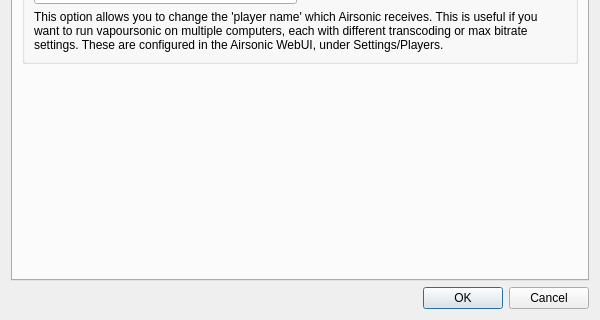
This is src/main/resources/base/settings.ui in ripdog/vapoursonic as Qt 5 draws it before an edit; both pictures show x 0 to 600 and y 180 to 500 of the 600 by 500 pixel window. The edited form follows.
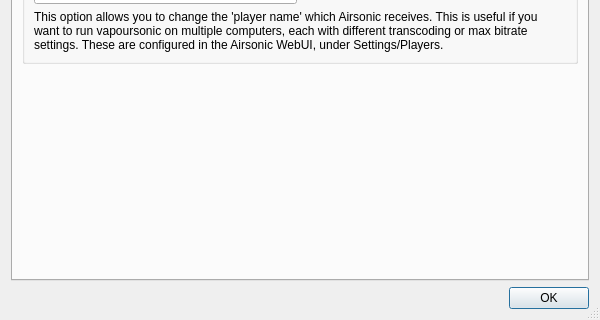
This is the edited form. The open tabs and pages were chosen to show the change.

Commit message: Hook up the settings panel. Begin work on a simple toast popup for messages of moderate priority. Like the android toast popups.

The edit to the form file:
```diff
--- a/src/main/resources/base/settings.ui
+++ b/src/main/resources/base/settings.ui
@@ -11,7 +11,10 @@
    </rect>
   </property>
   <property name="windowTitle">
-   <string>Dialog</string>
+   <string>Settings</string>
+  </property>
+  <property name="sizeGripEnabled">
+   <bool>true</bool>
   </property>
   <layout class="QGridLayout" name="gridLayout">
    <item row="0" column="0">
@@ -222,7 +225,7 @@
       <enum>Qt::Horizontal</enum>
      </property>
      <property name="standardButtons">
-      <set>QDialogButtonBox::Cancel|QDialogButtonBox::Ok</set>
+      <set>QDialogButtonBox::Ok</set>
      </property>
     </widget>
    </item>
```
Left out of the diff: 27 changed lines with no effect on the pictures. The commit also changes 5 other files.
